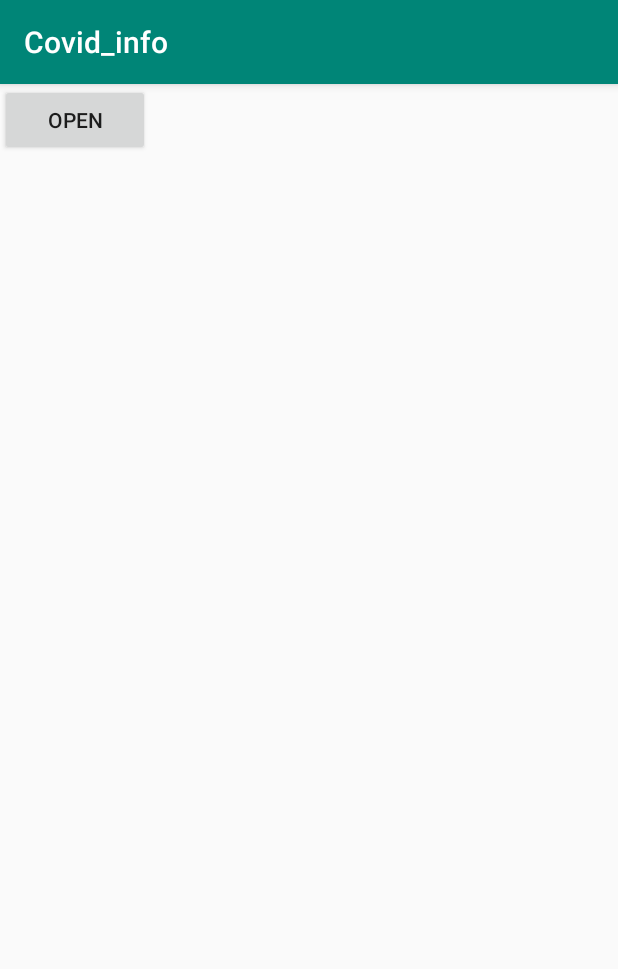
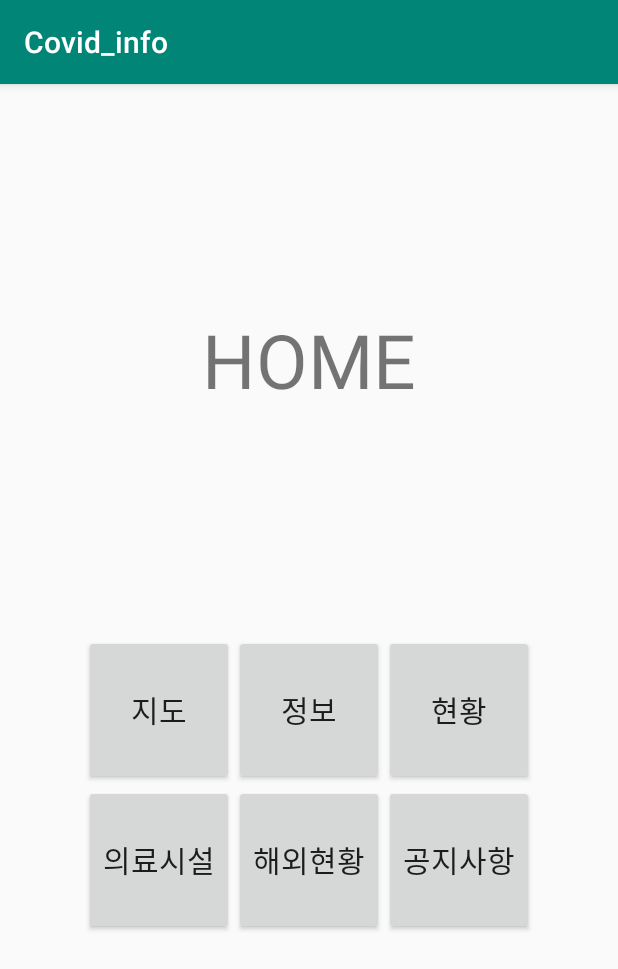
Before and after one commit to blackarea/covid-19_info, an Android app: the screen it shows after launch (MainActivity), on a phone screen of 412 x 824 dp. Shown: the top 969 px of the screen. Run offline under Robolectric (Android 15) with nearby library versions, the phone set to English and light mode, and no system bars.

Commit message:
2020.03.11 수정내용 1. 홈의 내비게이션 메뉴바를 통한 이동이 아닌 홈에서 버튼을 누르면 이동할수있게 메인화면 변경(디스코드의 2차 디자인안 참고) 2. 각 창에서 HOME버튼을 누르면 메인화면으로 이동하도록 기능 수정 3. 메인화면에서 뒤로가기 버튼을 눌러도 바로 종료되지 않도록 하는 기능 추가

```diff
--- a/app/src/main/AndroidManifest.xml
+++ b/app/src/main/AndroidManifest.xml
@@ -16,6 +16,12 @@
                 <category android:name="android.intent.category.LAUNCHER" />
             </intent-filter>
         </activity>
+        <activity android:name=".SituationActivity"></activity>
+        <activity android:name=".NoticeActivity"></activity>
+        <activity android:name=".MapActivity"></activity>
+        <activity android:name=".MedActivity"></activity>
+        <activity android:name=".ForeignActivity"></activity>
+        <activity android:name=".InfoActivity"></activity>
     </application>
 
 </manifest>
--- a/app/src/main/java/com/example/covid_info/MainActivity.java
+++ b/app/src/main/java/com/example/covid_info/MainActivity.java
@@ -5,6 +5,7 @@ import android.os.Bundle;
 import android.view.MotionEvent;
 import android.view.View;
 import android.widget.Button;
+import android.widget.Toast;
 
 import androidx.annotation.NonNull;
 import androidx.appcompat.app.AppCompatActivity;
@@ -12,38 +13,26 @@ import androidx.drawerlayout.widget.DrawerLayout;
 
 public class MainActivity extends AppCompatActivity {
 
+
     private Button btn_map,btn_situation,btn_info,btn_med,btn_foreign,btn_notice;   //버튼 변수 설정
-    private DrawerLayout drawerLayout;  //DrawerLayout 변수설정
-    private View drawerView;    //drawerView 변수 설정
+    private final long FINISH_INTERVAL_TIME = 2000;//2초안에 뒤로가기를 한번 더 누르면 종료되도록 2000설정
+    private long backPressedTime =0; //Back키를 눌렀을때 시간 0초 ~2초
     @Override
     protected void onCreate(Bundle savedInstanceState) {
         super.onCreate(savedInstanceState);
         setContentView(R.layout.activity_main); //메인액티비티에대한 설정
 
 
-        drawerLayout = (DrawerLayout)findViewById(R.id.drawer_layout);  //DrawerLayout 에 대한 id 설정
-        drawerView = (View)findViewById(R.id.drawer);   //DrawerView 에 대한 id 설정
 
-        Button btn_open = (Button)findViewById(R.id.btn_open);
-        btn_open.setOnClickListener(new View.OnClickListener() {
-            @Override
-            public void onClick(View v) {
-                drawerLayout.openDrawer(drawerView);
-            }
-        });//btn_open id가 있는 버튼을 입력했을 때 일어나는 일 설정
-        Button btn_close = (Button)findViewById(R.id.btn_close);
-        btn_close.setOnClickListener(new View.OnClickListener() {
-            @Override
-            public void onClick(View v) {
-                drawerLayout.closeDrawers();
-            }
-        });//btn_close id가 있는 버튼을 입력했을떄 일어나는 일 설정
+
+
 
         btn_map=findViewById(R.id.btn_map);
         btn_map.setOnClickListener(new View.OnClickListener() {
             @Override
             public void onClick(View v) {
                 Intent intent = new Intent(MainActivity.this,MapActivity.class);
+                startActivity(intent);
             }
         });//btn_map id가 있는 버튼 입력시 MapActivity로 이동
         btn_situation=findViewById(R.id.btn_situation);
@@ -51,6 +40,7 @@ public class MainActivity extends AppCompatActivity {
             @Override
             public void onClick(View v) {
                 Intent intent = new Intent(MainActivity.this,SituationActivity.class);
+                startActivity(intent);
             }
         });//btn_situation id가 있는 버튼 입력시 SituationActivity로 이동
         btn_info=findViewById(R.id.btn_info);
@@ -58,6 +48,7 @@ public class MainActivity extends AppCompatActivity {
             @Override
             public void onClick(View v) {
                 Intent intent = new Intent(MainActivity.this,InfoActivity.class);
+                startActivity(intent);
             }
         });//btn_info id가 있는 버튼 입력시 InfoActivity로 이동
         btn_med=findViewById(R.id.btn_med);
@@ -65,6 +56,7 @@ public class MainActivity extends AppCompatActivity {
             @Override
             public void onClick(View v) {
                 Intent intent = new Intent(MainActivity.this,MedActivity.class);
+                startActivity(intent);
             }
         });//btn_med id가 있는 버튼 입력시 MedActivity로 이동
         btn_foreign=findViewById(R.id.btn_foreign);
@@ -72,6 +64,7 @@ public class MainActivity extends AppCompatActivity {
             @Override
             public void onClick(View v) {
                 Intent intent = new Intent(MainActivity.this,ForeignActivity.class);
+                startActivity(intent);
             }
         });//btn_foreign id가 있는 버튼 입력시 ForeignActivity로 이동
         btn_notice=findViewById(R.id.btn_notice);
@@ -79,44 +72,23 @@ public class MainActivity extends AppCompatActivity {
             @Override
             public void onClick(View v) {
                 Intent intent = new Intent(MainActivity.this,NoticeActivity.class);
+                startActivity(intent);
             }
         });//btn_notice id가 있는 버튼 입력시 NoticeActivity로 이동
 
-        drawerLayout.setDrawerListener(listener);//drawerLayout 리스너 등록
-        drawerView.setOnTouchListener(new View.OnTouchListener() {
-            @Override
-            public boolean onTouch(View v, MotionEvent event) {
-                return true;
-            }
-        });//drawerView에대한 리스너 등록
-
-
-
-
-
-
 
     }
+    @Override
+    public void onBackPressed(){
+        long tempTime = System.currentTimeMillis();
+        long intervalTime = tempTime -backPressedTime;
 
-    DrawerLayout.DrawerListener listener = new DrawerLayout.DrawerListener() {
-        @Override
-        public void onDrawerSlide(@NonNull View drawerView, float slideOffset) {
+        if(0<=intervalTime&&FINISH_INTERVAL_TIME>=intervalTime){
+            super.onBackPressed();
+        }
+        else{
+            Toast.makeText(getApplicationContext(),"뒤로버튼을 한번더 누르시면 종료됩니다.", Toast.LENGTH_SHORT).show();
+        }
+    }
 
-        }
-
-        @Override
-        public void onDrawerOpened(@NonNull View drawerView) {
-
-        }
-
-        @Override
-        public void onDrawerClosed(@NonNull View drawerView) {
-
-        }
-
-        @Override
-        public void onDrawerStateChanged(int newState) {
-
-        }
-    };//DrawerLayout의 상태값에 따른 Listener설정
 }
--- a/app/src/main/res/layout/activity_main.xml
+++ b/app/src/main/res/layout/activity_main.xml
@@ -1,26 +1,91 @@
 <?xml version="1.0" encoding="utf-8"?>
-<androidx.drawerlayout.widget.DrawerLayout
+<LinearLayout
     xmlns:android="http://schemas.android.com/apk/res/android"
     xmlns:tools="http://schemas.android.com/tools"
-    android:id="@+id/drawer_layout"
+    android:id="@+id/Home"
     android:layout_width="match_parent"
     android:layout_height="match_parent"
-    tools:context=".MainActivity">
-    <!--커스텀내비게이션 메뉴를 위한 drawerlayout사용-->
-
-    <LinearLayout
-        android:layout_width="match_parent"
-        android:layout_height="match_parent">
-        <Button
-            android:id="@+id/btn_open"
-            android:layout_width="100dp"
-            android:layout_height="wrap_content"
-            android:text="open"/>
-        <!--네비게이션 메뉴를 열기 위한 버튼 설정-->
-
-    </LinearLayout>
-    <include layout="@layout/activity_drawer" />
-    <!--메뉴바를 만드는 activitiy_drawer xml파일을 이곳에 포함시켜 버튼을 누르면 메뉴를 열수 있게 함-->
+    android:orientation="vertical"
+    tools:context=".MainActivity"
+    >
 
 
-</androidx.drawerlayout.widget.DrawerLayout>
+    <TextView
+        android:layout_width="wrap_content"
+        android:layout_height="wrap_content"
+        android:text="HOME"
+        android:textSize="50sp"
+        android:layout_marginTop="150sp"
+        android:layout_gravity="center"/>
+
+    <GridLayout
+        android:layout_width="wrap_content"
+        android:layout_height="wrap_content"
+        android:layout_gravity="center"
+        android:layout_marginTop="150sp"
+        >
+
+
+        <Button
+            android:id="@+id/btn_map"
+            android:layout_width="100sp"
+            android:layout_height="100sp"
+            android:layout_row="1"
+            android:layout_column="0"
+            android:text="지도"
+            android:textSize="20sp"/>
+
+        <Button
+            android:id="@+id/btn_info"
+            android:layout_width="100sp"
+            android:layout_height="100sp"
+            android:layout_row="1"
+            android:layout_column="1"
+            android:text="정보"
+            android:textSize="20sp"/>
+
+        <Button
+            android:id="@+id/btn_situation"
+            android:layout_width="100sp"
+            android:layout_height="100sp"
+            android:layout_row="1"
+            android:layout_column="2"
+            android:text="현황"
+            android:textSize="20sp"/>
+
+        <Button
+            android:id="@+id/btn_med"
+            android:layout_width="100sp"
+            android:layout_height="100sp"
+            android:layout_row="2"
+            android:layout_column="0"
+            android:text="의료시설"
+            android:textSize="20sp"/>
+
+        <Button
+            android:id="@+id/btn_foreign"
+            android:layout_width="100sp"
+            android:layout_height="100sp"
+            android:layout_row="2"
+            android:layout_column="1"
+            android:text="해외현황"
+            android:textSize="20sp"/>
+
+        <Button
+            android:id="@+id/btn_notice"
+            android:layout_width="100sp"
+            android:layout_height="100sp"
+            android:layout_row="2"
+            android:layout_column="2"
+            android:text="공지사항"
+            android:textSize="20sp"/>
+    </GridLayout>
+
+
+
+
+
+
+
+
+</LinearLayout>
```
Also changed, not shown: app/src/main/java/com/example/covid_info/ForeignActivity.java (+16 -0 lines), app/src/main/java/com/example/covid_info/InfoActivity.java (+14 -0 lines), app/src/main/java/com/example/covid_info/MapActivity.java (+14 -0 lines), app/src/main/java/com/example/covid_info/MedActivity.java (+13 -0 lines), app/src/main/java/com/example/covid_info/NoticeActivity.java (+14 -0 lines), app/src/main/java/com/example/covid_info/SituationActivity.java (+14 -0 lines), app/src/main/res/layout/activity_drawer.xml (deleted, +0 -104 lines), app/src/main/res/layout/activity_foreign.xml (+13 -12 lines), app/src/main/res/layout/activity_info.xml (+14 -12 lines), app/src/main/res/layout/activity_map.xml (+12 -12 lines), app/src/main/res/layout/activity_med.xml (+12 -12 lines), app/src/main/res/layout/activity_notice.xml (+12 -12 lines), app/src/main/res/layout/activity_situation.xml (+12 -12 lines).
